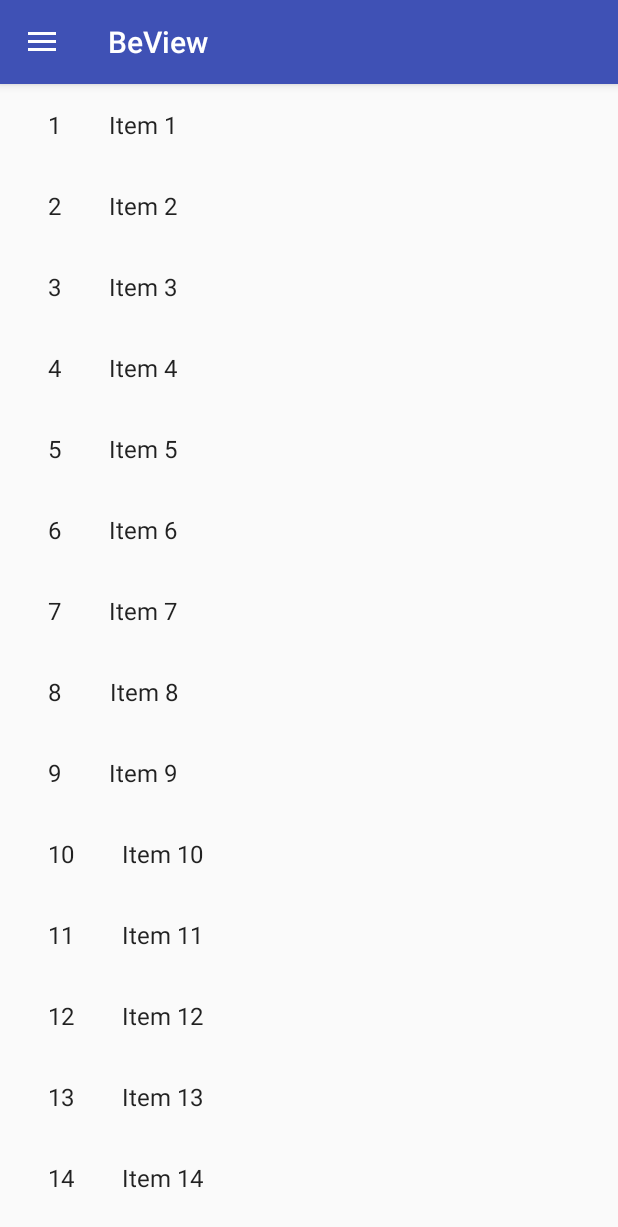
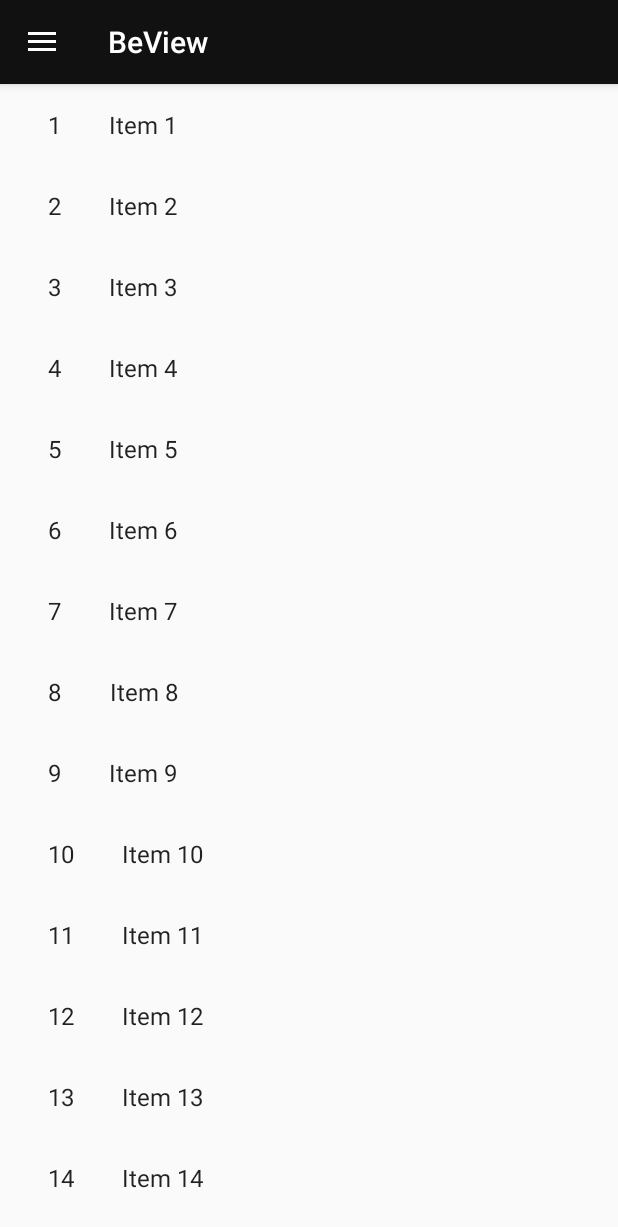
Before and after one commit to seryang/beview-conference, an Android app: the screen it shows after launch (MainActivity), after a tap on "SCHEDULE", on a phone screen of 412 x 824 dp. Shown: the top 1227 px of the screen. Run offline under Robolectric (Android 15) with nearby library versions, the phone set to English and light mode, and no system bars.

Commit message:
[Android][#4] 홈 화면 UI 변경
- 홈 화면 UI 변경

```diff
--- a/android/BeView/app/src/main/AndroidManifest.xml
+++ b/android/BeView/app/src/main/AndroidManifest.xml
@@ -18,7 +18,8 @@
                 <category android:name="android.intent.category.LAUNCHER" />
             </intent-filter>
         </activity>
-        <activity android:name=".activity.UserActivity"></activity>
+        <activity android:name=".activity.UserActivity" />
+        <activity android:name=".activity.AdminActivity"></activity>
     </application>
 
 </manifest>
--- a/android/BeView/app/src/main/java/com/nhn/android/beview/activity/MainActivity.java
+++ b/android/BeView/app/src/main/java/com/nhn/android/beview/activity/MainActivity.java
@@ -66,7 +66,7 @@ public class MainActivity extends AppCompatActivity
         loginItem.setChecked(false);
         logoutItem.setChecked(false);
 
-        if (false) {
+        if (true) {
             joinItem.setVisible(false);
             loginItem.setVisible(false);
             logoutItem.setVisible(true);
@@ -114,6 +114,8 @@ public class MainActivity extends AppCompatActivity
                 break;
             }
             case R.id.nav_dashboard: {
+                Intent intent = new Intent(this, AdminActivity.class);
+                startActivity(intent);
                 break;
             }
             case R.id.nav_login: {
--- a/android/BeView/app/src/main/java/com/nhn/android/beview/fragment/ScheduleFragment.java
+++ b/android/BeView/app/src/main/java/com/nhn/android/beview/fragment/ScheduleFragment.java
@@ -10,6 +10,7 @@ import android.view.View;
 import android.view.ViewGroup;
 
 import com.nhn.android.beview.R;
+import com.nhn.android.beview.adapter.MyScheduleRecyclerViewAdapter;
 import com.nhn.android.beview.fragment.dummy.DummyContent;
 import com.nhn.android.beview.fragment.dummy.DummyContent.DummyItem;
 
--- a/android/BeView/app/src/main/res/drawable/side_nav_bar.xml
+++ b/android/BeView/app/src/main/res/drawable/side_nav_bar.xml
@@ -2,8 +2,8 @@
     android:shape="rectangle">
     <gradient
         android:angle="135"
-        android:centerColor="#5289ff"
-        android:endColor="#6382ff"
-        android:startColor="#86a7ff"
+        android:centerColor="#333333"
+        android:endColor="#666666"
+        android:startColor="#000000"
         android:type="linear" />
 </shape>
--- a/android/BeView/app/src/main/res/values/colors.xml
+++ b/android/BeView/app/src/main/res/values/colors.xml
@@ -1,6 +1,6 @@
 <?xml version="1.0" encoding="utf-8"?>
 <resources>
-    <color name="colorPrimary">#3F51B5</color>
-    <color name="colorPrimaryDark">#303F9F</color>
-    <color name="colorAccent">#FF4081</color>
+    <color name="colorPrimary">#111111</color>
+    <color name="colorPrimaryDark">#000000</color>
+    <color name="colorAccent">#4d78f7</color>
 </resources>
--- a/android/BeView/app/src/main/res/values/strings.xml
+++ b/android/BeView/app/src/main/res/values/strings.xml
@@ -8,4 +8,8 @@
 
     <!-- TODO: Remove or change this placeholder text -->
     <string name="hello_blank_fragment">Hello blank fragment</string>
+    <string name="conference">컨퍼런스</string>
+    <string name="track">트랙</string>
+    <string name="session">세션</string>
+    <string name="speaker">발표자</string>
 </resources>
```
Also changed, not shown: android/BeView/app/src/main/res/layout/fragment_home.xml (+16 -2 lines).
